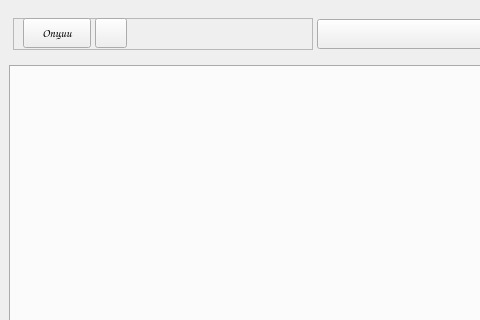
Before: the Qt Designer form Python/PlayListStore_4.0/GUI/MainForm.ui in Kamikoto-sama/Kamis-Code, drawn with Qt 5; both pictures show x 0 to 480 and y 0 to 320 of the 900 by 620 pixel window.
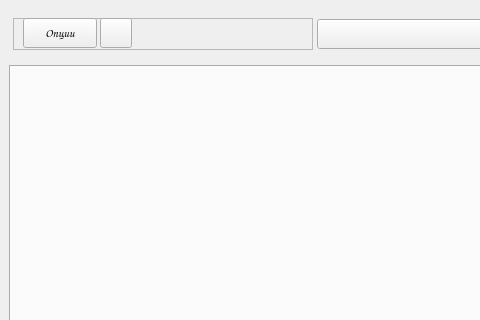
After: the same form once the commit is applied. Icons and pictures are not drawn.

The edit to the form file:
```diff
--- a/Python/PlayListStore_4.0/GUI/MainForm.ui
+++ b/Python/PlayListStore_4.0/GUI/MainForm.ui
@@ -85,7 +85,7 @@
            <rect>
             <x>10</x>
             <y>0</y>
-            <width>68</width>
+            <width>74</width>
             <height>30</height>
            </rect>
           </property>
@@ -102,7 +102,7 @@
          <widget class="QToolButton" name="con_info">
           <property name="geometry">
            <rect>
-            <x>82</x>
+            <x>87</x>
             <y>0</y>
             <width>32</width>
             <height>30</height>
```
Left out of the diff: 2 changed lines with no effect on the pictures.
